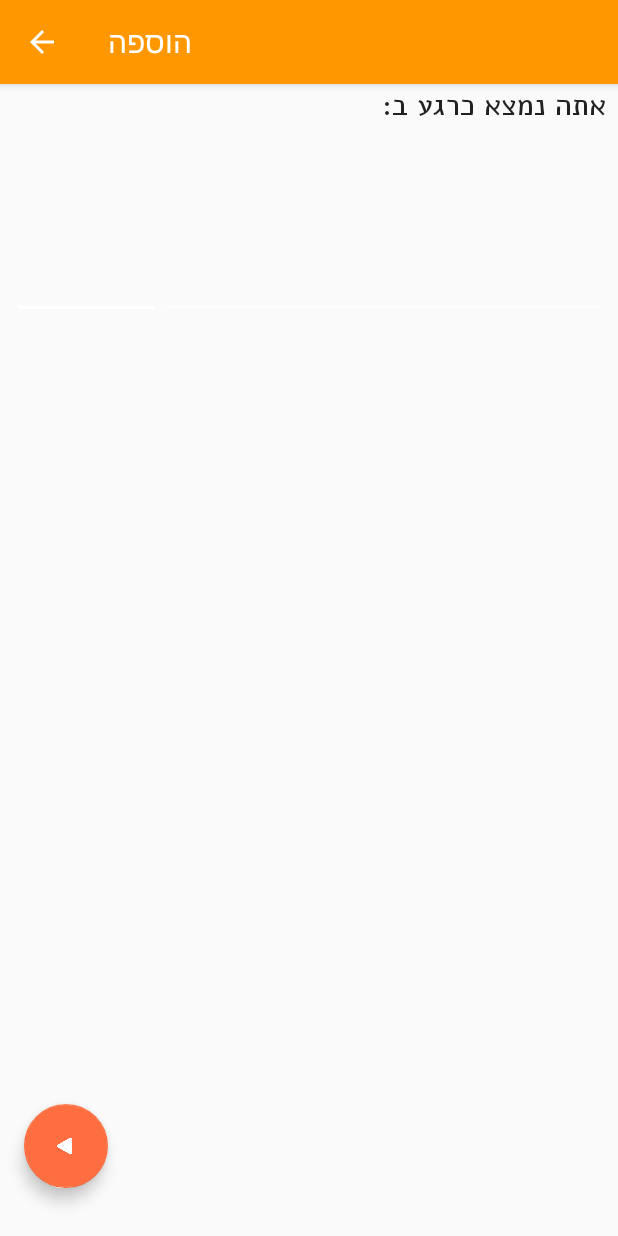
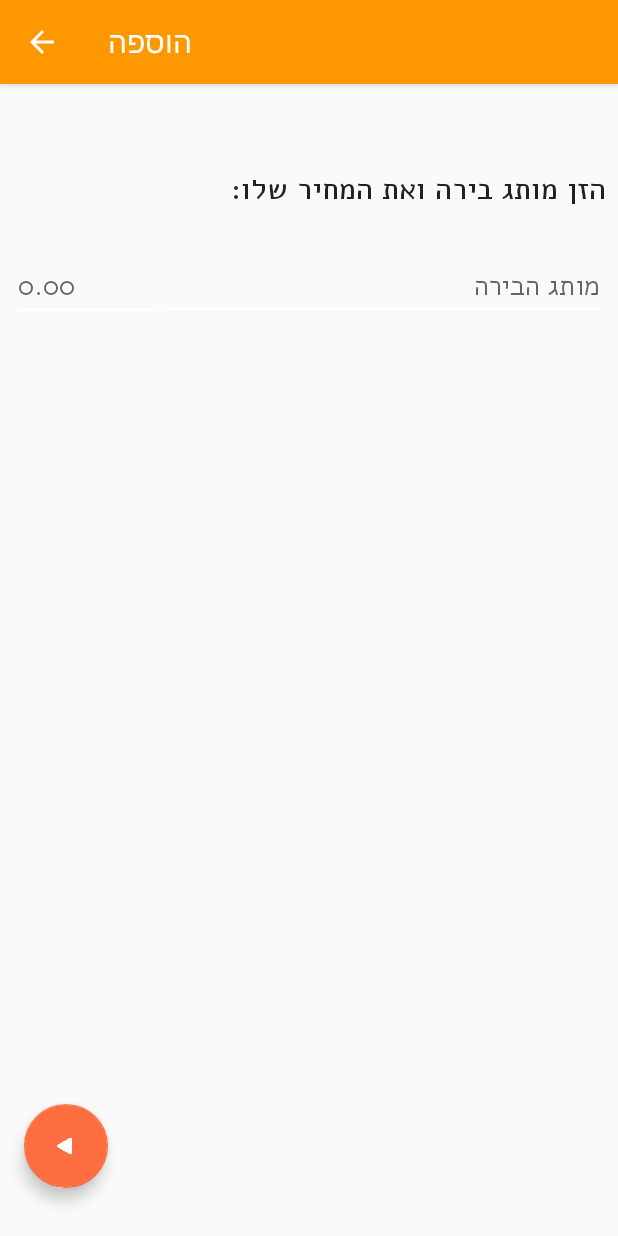
Before and after one commit to badasscohen/Bira, an Android app: the AddActivity screen opened directly, with no data from a screen before it, on a phone screen of 412 x 824 dp. Run offline under Robolectric (Android 15) with nearby library versions, the phone set to English and light mode, and no system bars; our stand-ins replace Volley.

Commit message:
Minor UI design.

```diff
--- a/app/src/main/java/olivegumball/bira/CardInfo.java
+++ b/app/src/main/java/olivegumball/bira/CardInfo.java
@@ -10,11 +10,15 @@ public class CardInfo {
     protected String distance;
     protected String price;
     protected Drawable image;
+    protected double lat;
+    protected double lon;
 
-    public CardInfo(String title, String distance, String price, Drawable image){
+    public CardInfo(String title, String distance, String price, Drawable image, double lat, double lon){
         this.title = title;
         this.distance = distance;
         this.price = price;
         this.image = image;
+        this.lat = lat;
+        this.lon = lon;
     }
 }
--- a/app/src/main/java/olivegumball/bira/SettingsActivity.java
+++ b/app/src/main/java/olivegumball/bira/SettingsActivity.java
@@ -55,7 +55,7 @@ public class SettingsActivity extends Activity {
             public void onClick(View view) {
                 if(beers.length() > 0) {
                     editor.putInt("first", 0);
-                    editor.putString("beers", beers.substring(0, beers.length() - 2));
+                    editor.putString("beers", beers.substring(0, beers.length() - 1));
                     editor.commit();
                     Intent i = new Intent(SettingsActivity.this, MainActivity.class);
                     startActivity(i);
--- a/app/src/main/res/layout/activity_add.xml
+++ b/app/src/main/res/layout/activity_add.xml
@@ -1,6 +1,7 @@
 <?xml version="1.0" encoding="utf-8"?>
 <android.support.design.widget.CoordinatorLayout xmlns:android="http://schemas.android.com/apk/res/android"
     xmlns:app="http://schemas.android.com/apk/res-auto"
+    android:id="@+id/coordinator"
     xmlns:tools="http://schemas.android.com/tools"
     android:layout_width="match_parent"
     android:layout_height="match_parent"
@@ -25,7 +26,7 @@
         android:layout_height="match_parent"
         android:layout_marginLeft="8dp"
         android:layout_marginRight="8dp"
-        android:layout_marginTop="56dp"
+        android:layout_marginTop="112dp"
         android:layout_marginBottom="16dp"
         android:orientation="vertical">
 
@@ -37,30 +38,26 @@
             android:layout_gravity="right"
             android:textAppearance="@style/TextAppearance.AppCompat.Title"/>
 
-        <TextView
-            android:id="@+id/location_field"
-            android:layout_width="wrap_content"
-            android:layout_height="wrap_content"
-            android:layout_gravity="left"
-            android:textAppearance="@style/TextAppearance.AppCompat.Title"/>
-
         <LinearLayout
             android:layout_width="match_parent"
             android:layout_height="wrap_content"
-            android:layout_marginTop="56dp"
+            android:layout_marginTop="28dp"
             android:orientation="horizontal">
 
             <EditText
                 android:id="@+id/beer_price"
                 android:layout_weight="1"
                 android:layout_width="0dp"
-                android:layout_height="wrap_content" />
+                android:layout_height="wrap_content"
+                android:numeric="decimal"
+                android:hint="@string/beer_price"/>
 
             <EditText
                 android:id="@+id/beer_name"
                 android:layout_weight="3"
                 android:layout_width="0dp"
-                android:layout_height="wrap_content" />
+                android:layout_height="wrap_content"
+                android:hint="@string/beer_name"/>
 
         </LinearLayout>
 
--- a/app/src/main/res/layout/activity_main.xml
+++ b/app/src/main/res/layout/activity_main.xml
@@ -26,7 +26,7 @@
                 android:layout_height="match_parent"
                 app:layout_collapseMode="parallax"
                 android:scaleType="centerCrop"
-                android:src="@drawable/jerusalem_1"
+                android:src="@drawable/jerusalem_2"
                 />
 
             <android.support.v7.widget.Toolbar
--- a/app/src/main/res/layout/activity_settings.xml
+++ b/app/src/main/res/layout/activity_settings.xml
@@ -49,6 +49,7 @@
             android:layout_height="wrap_content"
             android:layout_gravity="center_vertical"
             android:singleLine="true"
+            android:hint="@string/beer_name"
             android:textColor="@android:color/white"/>
 
     </LinearLayout>
--- a/app/src/main/res/values/strings.xml
+++ b/app/src/main/res/values/strings.xml
@@ -3,7 +3,9 @@
     <string name="action_settings">הגדרות</string>
     <string name="add_title">הוספה</string>
     <string name="settings_title">הגדרות</string>
-    <string name="add_description">אתה נמצא כרגע ב:</string>
+    <string name="add_description">הזן מותג בירה ואת המחיר שלו:</string>
     <string name="settings_description">הוסף את מותגי הבירה האהובים עליך</string>
+    <string name="beer_price">0.00</string>
+    <string name="beer_name">מותג הבירה</string>
     <string name="preference_file_key">olivegumball.bira.my_prefs</string>
 </resources>
```
Also changed, not shown: app/src/main/java/olivegumball/bira/AddActivity.java (+8 -37 lines), app/src/main/java/olivegumball/bira/MainActivity.java (+4 -3 lines), app/src/main/java/olivegumball/bira/MyAdapter.java (+18 -1 lines), app/src/main/res/drawable/jerusalem_2.jpg (added).
